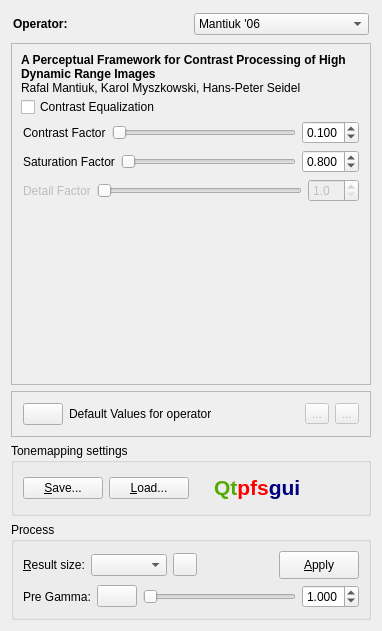
Old version of the form forms/tonemappingoptions.ui in the repository LuminanceHDR/LuminanceHDR.
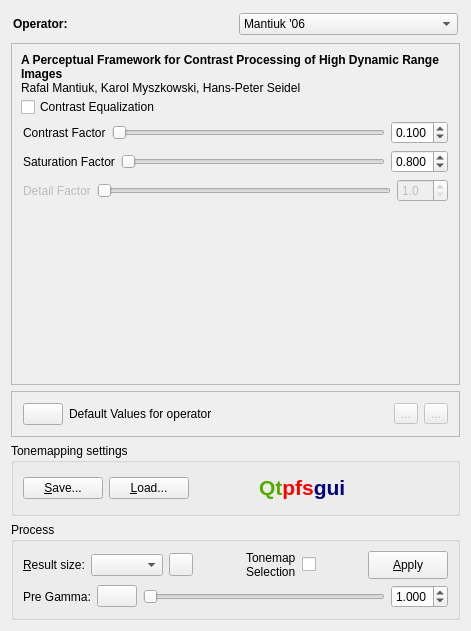
New version of the form. Icons and pictures are not drawn.

Commit message: Added Tonemap Selection checkBox and Label

```diff
--- a/forms/tonemappingoptions.ui
+++ b/forms/tonemappingoptions.ui
@@ -5,7 +5,7 @@
    <rect>
     <x>0</x>
     <y>0</y>
-    <width>382</width>
+    <width>471</width>
     <height>631</height>
    </rect>
   </property>
@@ -2272,6 +2272,34 @@
             </property>
            </widget>
           </item>
+          <item>
+           <spacer name="horizontalSpacer_3" >
+            <property name="orientation" >
+             <enum>Qt::Horizontal</enum>
+            </property>
+            <property name="sizeHint" stdset="0" >
+             <size>
+              <width>40</width>
+              <height>20</height>
+             </size>
+            </property>
+           </spacer>
+          </item>
+          <item>
+           <widget class="QLabel" name="label_8" >
+            <property name="text" >
+             <string>Tonemap
+Selection</string>
+            </property>
+           </widget>
+          </item>
+          <item>
+           <widget class="QCheckBox" name="checkBox" >
+            <property name="text" >
+             <string/>
+            </property>
+           </widget>
+          </item>
           <item>
            <spacer>
             <property name="orientation" >
```
